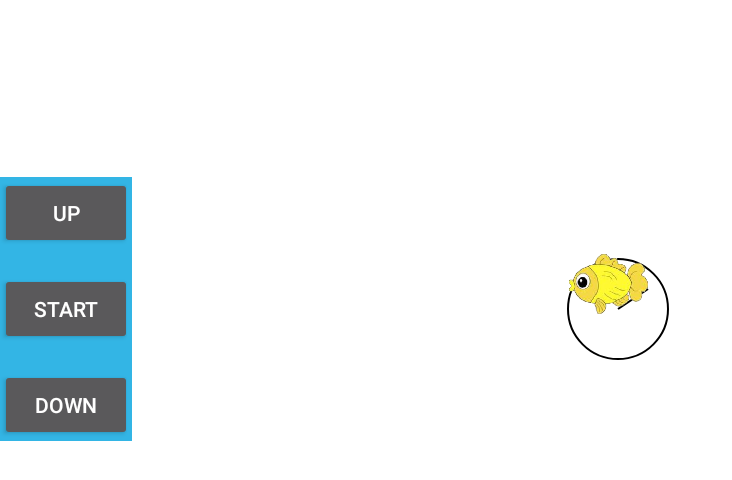
After one commit to asapdeany/Bird_Sniper, an Android app: the CalibrationActivity screen opened directly, with no data from a screen before it, on a phone screen of 824 x 412 dp (held sideways). The commit adds this screen. Shown: the top 480 px of the screen, without its empty margins (0-732 px from the left). Run offline under Robolectric (Android 15) with nearby library versions, the phone set to English and light mode, and no system bars.

Commit message:
Implemented calibration activity

```diff
--- a/app/src/main/AndroidManifest.xml
+++ b/app/src/main/AndroidManifest.xml
@@ -21,6 +21,10 @@
             android:screenOrientation="landscape">
 
         </activity>
+        <activity android:name="com.example.deansponholz.fish_game.CalibrationActivity"
+            android:screenOrientation="landscape">
+
+        </activity>
     </application>
 
 </manifest>
--- /dev/null
+++ b/app/src/main/java/com/example/deansponholz/fish_game/CalibrationActivity.java
@@ -0,0 +1,17 @@
+package com.example.deansponholz.fish_game;
+
+import android.os.Bundle;
+import android.support.v7.app.AppCompatActivity;
+
+/**
+ * Created by deansponholz on 11/12/16.
+ */
+
+public class CalibrationActivity extends AppCompatActivity {
+
+    @Override
+    protected void onCreate(Bundle savedInstanceState) {
+        super.onCreate(savedInstanceState);
+        setContentView(R.layout.activity_calibrate);
+    }
+}
--- /dev/null
+++ b/app/src/main/java/com/example/deansponholz/fish_game/CalibrationFragment.java
@@ -0,0 +1,273 @@
+package com.example.deansponholz.fish_game;
+
+import android.app.Fragment;
+import android.content.Context;
+import android.content.Intent;
+import android.graphics.Bitmap;
+import android.graphics.BitmapFactory;
+import android.graphics.Canvas;
+import android.graphics.Color;
+import android.graphics.Matrix;
+import android.graphics.Paint;
+import android.graphics.Path;
+import android.graphics.PathMeasure;
+import android.graphics.Point;
+import android.graphics.Rect;
+import android.os.Bundle;
+import android.os.Handler;
+import android.util.DisplayMetrics;
+import android.util.Log;
+import android.view.Display;
+import android.view.LayoutInflater;
+import android.view.MotionEvent;
+import android.view.View;
+import android.view.ViewGroup;
+import android.view.WindowManager;
+import android.widget.Button;
+import android.widget.RelativeLayout;
+import android.widget.TextView;
+
+
+/**
+ * Created by deansponholz on 11/12/16.
+ */
+
+public class CalibrationFragment extends Fragment {
+
+    Button up_button, down_button, center_button;
+
+    public static float yOffset, xOffset;
+
+    float fishX, fishY;
+    float shipSpawnY;
+
+
+
+    public Rect sprite1Bounds = new Rect(0,0,0,0);
+
+    Display display;
+    WindowManager wm;
+    Point size;
+    int width;
+    int height;
+
+    int deviceCalibrateUp, deviceCalibrateDown;
+
+    // type definition
+    public static final int FLIP_VERTICAL = 1;
+    public static final int FLIP_HORIZONTAL = 2;
+    public SensorHandler sensorHandler = null;
+
+
+    @Override
+    public View onCreateView(LayoutInflater inflater, ViewGroup container, Bundle savedInstanceState) {
+        View root = inflater.inflate(R.layout.fragment_calibrate, container, false);
+        wm = (WindowManager) root.getContext().getSystemService(Context.WINDOW_SERVICE);
+        offSetCalculator();
+        sensorHandler = new SensorHandler(root.getContext());
+
+        RelativeLayout fragment_calibrate = (RelativeLayout) root.findViewById(R.id.fragment_calibrate);
+        CalibrateDrawView calibrateDrawView = new CalibrateDrawView(this.getActivity());
+        fragment_calibrate.addView(calibrateDrawView);
+
+        this.up_button = (Button) root.findViewById(R.id.up_button);
+        this.center_button = (Button) root.findViewById(R.id.center_calibrate_button);
+        this.down_button = (Button) root.findViewById(R.id.down_button);
+
+        up_button.setOnTouchListener(new RepeatListener(400, 100, new View.OnClickListener() {
+            @Override
+            public void onClick(View v) {
+                yOffset = yOffset - deviceCalibrateUp;
+                Log.d("yOffsetbefore", Double.toString(yOffset));
+            }
+        }));
+
+        center_button.setOnClickListener(new View.OnClickListener() {
+            @Override
+            public void onClick(View v) {
+                Log.d("yOffsetbefore", Double.toString(yOffset));
+                Intent intent = new Intent(getActivity(), MainActivity.class);
+                getActivity().startActivity(intent);
+            }
+        });
+
+        down_button.setOnTouchListener(new RepeatListener(400, 100, new View.OnClickListener() {
+            @Override
+            public void onClick(View v) {
+                yOffset = yOffset + deviceCalibrateDown;
+                //yOffset = height / 2;
+                Log.d("yOffsetbefore", Double.toString(yOffset));
+            }
+        }));
+
+
+        return root;
+    }
+
+    public double yOffsetReturn(){
+        return this.yOffset;
+    }
+
+    public class CalibrateDrawView extends View {
+        //BitMaps
+        Bitmap fish = BitmapFactory.decodeResource(getResources(), R.drawable.yellowfish);
+        Bitmap resizedFish = Bitmap.createScaledBitmap(fish, 90, 70, false);
+
+
+        //onDraw
+        Canvas canvas;
+        Paint paint = new Paint();
+
+        //Bitmap Positions
+        int fish_offsetX, fish_offsetY;
+
+
+
+        public CalibrateDrawView(Context context) {
+            super(context);
+            initMyView();
+        }
+
+        public void initMyView() {
+
+
+            //Drawing Tools
+            canvas = new Canvas();
+            paint = new Paint();
+            paint.setColor(Color.BLACK);
+            paint.setStrokeWidth(2);
+            paint.setStyle(Paint.Style.STROKE);
+
+            //initial Bitmap Positions
+            fish_offsetX = resizedFish.getWidth() / 2;
+            fish_offsetY = resizedFish.getHeight() / 2;
+
+
+        }
+        @Override
+        public void onDraw(Canvas canvas){
+            canvas.drawCircle(width/2, height/2, 50, paint);
+
+            fishX = (float) (-sensorHandler.xPos*15) + xOffset;
+            fishY = (float) (sensorHandler.yPos * 15) + yOffset;
+
+
+
+            canvas.drawLine(fishX + 85, fishY + 40, width / 2, height / 2, paint);
+            canvas.drawBitmap(resizedFish, fishX, fishY, paint);
+
+
+            invalidate();
+        }
+    }
+
+
+    public void offSetCalculator(){
+
+
+        //Screen Inches
+        DisplayMetrics dm = new DisplayMetrics();
+        wm.getDefaultDisplay().getMetrics(dm);
+        int widthtest=dm.widthPixels;
+        int heighttest=dm.heightPixels;
+        int dens=dm.densityDpi;
+        double wi=(double)widthtest/(double)dens;
+        double hi=(double)heighttest/(double)dens;
+        double xtest = Math.pow(wi,2);
+        double ytest = Math.pow(hi,2);
+        double screenInches = Math.sqrt(xtest+ytest);
+
+
+        //screen Pixels
+        display = wm.getDefaultDisplay();
+        size = new Point();
+        display.getSize(size);
+        width =  size.x;
+        height = size.y;
+
+
+        if (screenInches > 6.0){
+            Log.d("BigDevice", Double.toString(screenInches));
+            Log.d("screenWidth", Integer.toString(width));
+            Log.d("screenHeight", Integer.toString(height));
+            shipSpawnY = (float)(height * 0.2);
+            deviceCalibrateUp = 50;
+            deviceCalibrateDown = 50;
+
+        }
+        if (screenInches < 6.0){
+            Log.d("SmallDevice", Double.toString(screenInches));
+            Log.d("screenWidth", Integer.toString(width));
+            Log.d("screenHeight", Integer.toString(height));
+            shipSpawnY = (float)(height * 0.1);
+            deviceCalibrateUp = 35;
+            deviceCalibrateDown = 35;
+        }
+
+
+        yOffset = (height / 2) - 60;
+        xOffset = (width / 2) - 55;
+
+    }
+
+
+
+    public class RepeatListener implements View.OnTouchListener {
+
+        private Handler handler = new Handler();
+
+        private int initialInterval;
+        private final int normalInterval;
+        private final View.OnClickListener clickListener;
+
+        private Runnable handlerRunnable = new Runnable() {
+            @Override
+            public void run() {
+                handler.postDelayed(this, normalInterval);
+                clickListener.onClick(downView);
+            }
+        };
+
+        private View downView;
+
+        /**
+         * @param initialInterval The interval after first click event
+         * @param normalInterval The interval after second and subsequent click
+         *       events
+         * @param clickListener The OnClickListener, that will be called
+         *       periodically
+         */
+        public RepeatListener(int initialInterval, int normalInterval,
+                              View.OnClickListener clickListener) {
+            if (clickListener == null)
+                throw new IllegalArgumentException("null runnable");
+            if (initialInterval < 0 || normalInterval < 0)
+                throw new IllegalArgumentException("negative interval");
+
+            this.initialInterval = initialInterval;
+            this.normalInterval = normalInterval;
+            this.clickListener = clickListener;
+        }
+
+        public boolean onTouch(View view, MotionEvent motionEvent) {
+            switch (motionEvent.getAction()) {
+                case MotionEvent.ACTION_DOWN:
+                    handler.removeCallbacks(handlerRunnable);
+                    handler.postDelayed(handlerRunnable, initialInterval);
+                    downView = view;
+                    downView.setPressed(true);
+                    clickListener.onClick(view);
+                    return true;
+                case MotionEvent.ACTION_UP:
+                case MotionEvent.ACTION_CANCEL:
+                    handler.removeCallbacks(handlerRunnable);
+                    downView.setPressed(false);
+                    downView = null;
+                    return true;
+            }
+
+            return false;
+        }
+
+    }
+}
--- a/app/src/main/java/com/example/deansponholz/fish_game/SensorData.java
+++ b/app/src/main/java/com/example/deansponholz/fish_game/SensorData.java
@@ -76,14 +76,17 @@ public class SensorData implements SensorEventListener {
     private Timer fuseTimer = new Timer();
 
     //private final MainActivity ma;
-    private final HUDFragment hudFragment;
+    //private final HUDFragment hudFragment;
+
+    private final SensorHandler sensorHandler;
 
     //create sensor handler class
     //use sensor handler class as paramter instead of hud fragment
-    public SensorData(SensorManager sm, HUDFragment hudFragment){
+    public SensorData(SensorManager sm, SensorHandler sensorHandler){
 
         //this.ma = ma;
-        this.hudFragment = hudFragment;
+        this.sensorHandler = sensorHandler;
+        //this.hudFragment = hudFragment;
         mSensorManager = sm;
         xy[0] = y;
         xy[1] = x;
@@ -151,7 +154,8 @@ public class SensorData implements SensorEventListener {
         x= (float) (yPos*15);
         //ma.setTextViewValue(fusedOrientation);
         //final hudFragment = new HUDFragment();
-        hudFragment.setTextViewValue(fusedOrientation);
+        sensorHandler.setValues(fusedOrientation);
+        //hudFragment.setTextViewValue(fusedOrientation);
         //ma.setTextViewValue(fusedOrientation);
         //ma.setValues(xPos);
 
--- /dev/null
+++ b/app/src/main/java/com/example/deansponholz/fish_game/SensorHandler.java
@@ -0,0 +1,32 @@
+package com.example.deansponholz.fish_game;
+
+import android.content.Context;
+import android.hardware.SensorManager;
+import android.widget.Button;
+import android.widget.TextView;
+
+/**
+ * Created by deansponholz on 11/12/16.
+ */
+
+public class SensorHandler {
+
+    SensorData s = null;
+    //HUDFragment hudFragment = null;
+    public double zPos, xPos, yPos;
+
+
+
+
+    public SensorHandler(Context context){
+        s = new SensorData((SensorManager) context.getSystemService(Context.SENSOR_SERVICE), this);
+        //hudFragment = new HUDFragment();
+    }
+
+    public void setValues(float[] values){
+        zPos = values[0] * 180/Math.PI;
+        xPos = values[1] * 180/Math.PI;
+        yPos = -values[2] * 180/Math.PI;
+
+    }
+}
--- a/app/src/main/res/layout-land/fragment_menu.xml
+++ b/app/src/main/res/layout-land/fragment_menu.xml
@@ -4,9 +4,11 @@
     android:layout_height="wrap_content">
 
     <Button
-        android:text="Button"
+        android:text="Play"
         android:layout_width="wrap_content"
         android:layout_height="wrap_content"
         android:id="@+id/play_button"
         android:background="@mipmap/ic_launcher" />
+
+
 </LinearLayout>
--- a/app/src/main/res/layout-large-land/fragment_menu.xml
+++ b/app/src/main/res/layout-large-land/fragment_menu.xml
@@ -4,9 +4,10 @@
     android:layout_height="wrap_content">
 
     <Button
-        android:text="Button"
+        android:text="Play"
         android:layout_width="wrap_content"
         android:layout_height="wrap_content"
         android:id="@+id/play_button"
         android:background="@mipmap/ic_launcher" />
+
 </LinearLayout>
--- /dev/null
+++ b/app/src/main/res/layout-large/activity_calibrate.xml
@@ -0,0 +1,15 @@
+<?xml version="1.0" encoding="utf-8"?>
+<RelativeLayout xmlns:android="http://schemas.android.com/apk/res/android"
+    xmlns:tools="http://schemas.android.com/tools"
+    android:orientation="vertical"
+    android:layout_width="match_parent"
+    android:layout_height="match_parent"
+    android:background="@android:color/white">
+
+    <fragment
+        android:layout_width="match_parent"
+        android:layout_height="match_parent"
+        class="com.example.deansponholz.fish_game.CalibrationFragment"
+        tools:layout="@layout/fragment_calibrate"
+        android:id="@+id/calibrate_fragment" />
+</RelativeLayout>
--- /dev/null
+++ b/app/src/main/res/layout-large/fragment_calibrate.xml
@@ -0,0 +1,35 @@
+<?xml version="1.0" encoding="utf-8"?>
+<RelativeLayout xmlns:android="http://schemas.android.com/apk/res/android"
+    android:orientation="vertical" android:layout_width="match_parent"
+    android:layout_height="match_parent"
+    android:id="@+id/fragment_calibrate">
+
+    <LinearLayout
+        android:orientation="vertical"
+        android:layout_width="wrap_content"
+        android:layout_height="wrap_content"
+        android:background="@android:color/holo_blue_light"
+        android:layout_centerVertical="true"
+        android:layout_alignParentStart="true">
+
+        <Button
+            android:text="UP"
+            android:layout_width="match_parent"
+            android:layout_height="wrap_content"
+            android:id="@+id/up_button" />
+
+        <Button
+            android:text="Start"
+            android:layout_width="match_parent"
+            android:layout_height="wrap_content"
+            android:layout_marginTop="@dimen/activity_vertical_margin"
+            android:layout_marginBottom="@dimen/activity_vertical_margin"
+            android:id="@+id/center_calibrate_button" />
+
+        <Button
+            android:text="DOWN"
+            android:layout_width="match_parent"
+            android:layout_height="wrap_content"
+            android:id="@+id/down_button" />
+    </LinearLayout>
+</RelativeLayout>
--- a/app/src/main/res/layout-large/fragment_menu.xml
+++ b/app/src/main/res/layout-large/fragment_menu.xml
@@ -4,8 +4,9 @@
     android:layout_height="wrap_content">
 
     <Button
-        android:text="Button"
+        android:text="Play"
         android:layout_width="wrap_content"
         android:layout_height="wrap_content"
         android:id="@+id/play_button" />
+
 </LinearLayout>
--- /dev/null
+++ b/app/src/main/res/layout/activity_calibrate.xml
@@ -0,0 +1,15 @@
+<?xml version="1.0" encoding="utf-8"?>
+<RelativeLayout xmlns:android="http://schemas.android.com/apk/res/android"
+    xmlns:tools="http://schemas.android.com/tools"
+    android:orientation="vertical"
+    android:layout_width="match_parent"
+    android:layout_height="match_parent"
+    android:background="@android:color/white">
+
+    <fragment
+        android:layout_width="match_parent"
+        android:layout_height="match_parent"
+        class="com.example.deansponholz.fish_game.CalibrationFragment"
+        tools:layout="@layout/fragment_calibrate"
+        android:id="@+id/calibrate_fragment" />
+</RelativeLayout>
--- /dev/null
+++ b/app/src/main/res/layout/fragment_calibrate.xml
@@ -0,0 +1,35 @@
+<?xml version="1.0" encoding="utf-8"?>
+<RelativeLayout xmlns:android="http://schemas.android.com/apk/res/android"
+    android:orientation="vertical" android:layout_width="match_parent"
+    android:layout_height="match_parent"
+    android:id="@+id/fragment_calibrate">
+
+    <LinearLayout
+        android:orientation="vertical"
+        android:layout_width="wrap_content"
+        android:layout_height="wrap_content"
+        android:background="@android:color/holo_blue_light"
+        android:layout_centerVertical="true"
+        android:layout_alignParentStart="true">
+
+        <Button
+            android:text="UP"
+            android:layout_width="match_parent"
+            android:layout_height="wrap_content"
+            android:id="@+id/up_button" />
+
+        <Button
+            android:text="Start"
+            android:layout_width="match_parent"
+            android:layout_height="wrap_content"
+            android:layout_marginTop="@dimen/activity_vertical_margin"
+            android:layout_marginBottom="@dimen/activity_vertical_margin"
+            android:id="@+id/center_calibrate_button" />
+
+        <Button
+            android:text="DOWN"
+            android:layout_width="match_parent"
+            android:layout_height="wrap_content"
+            android:id="@+id/down_button" />
+    </LinearLayout>
+</RelativeLayout>
--- a/app/src/main/res/layout/fragment_menu.xml
+++ b/app/src/main/res/layout/fragment_menu.xml
@@ -4,9 +4,10 @@
     android:layout_height="wrap_content">
 
     <Button
-        android:text="Button"
+        android:text="Play"
         android:layout_width="wrap_content"
         android:layout_height="wrap_content"
         android:id="@+id/play_button"
         android:background="@android:color/background_dark" />
+
 </LinearLayout>
```
Also changed, not shown: app/src/main/java/com/example/deansponholz/fish_game/HUDFragment.java (+32 -52 lines), app/src/main/java/com/example/deansponholz/fish_game/MenuFragment.java (+6 -1 lines), app/src/main/res/layout-large/activity_main.xml (+0 -7 lines), app/src/main/res/layout-large/fragment_main.xml (+3 -20 lines), app/src/main/res/layout/fragment_main.xml (+3 -20 lines).
